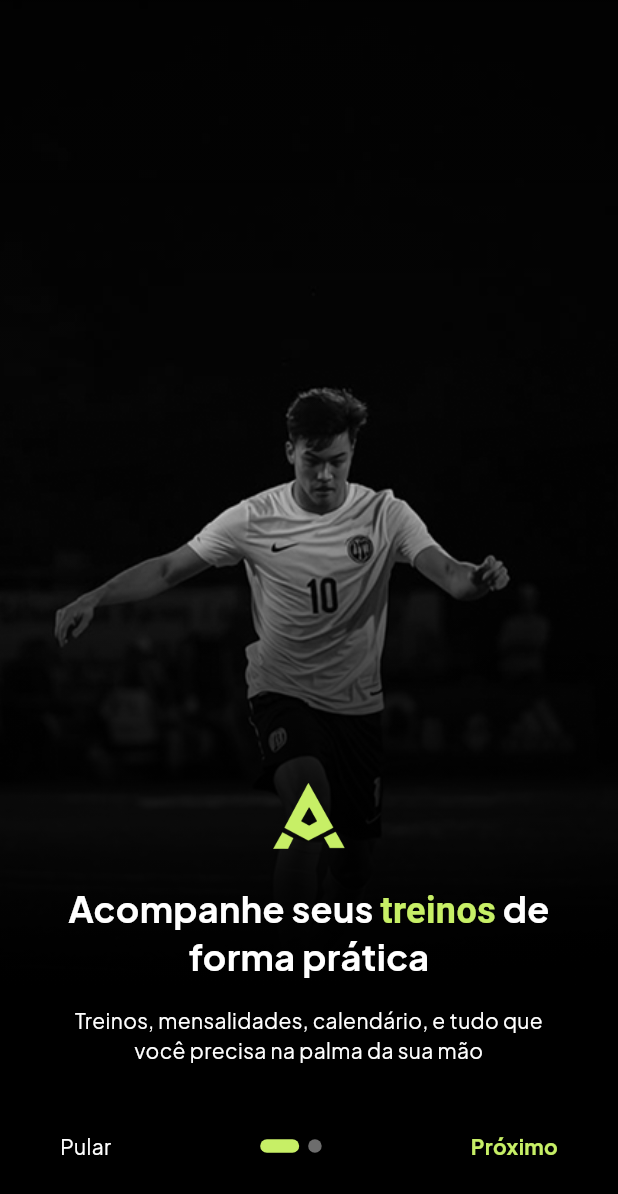
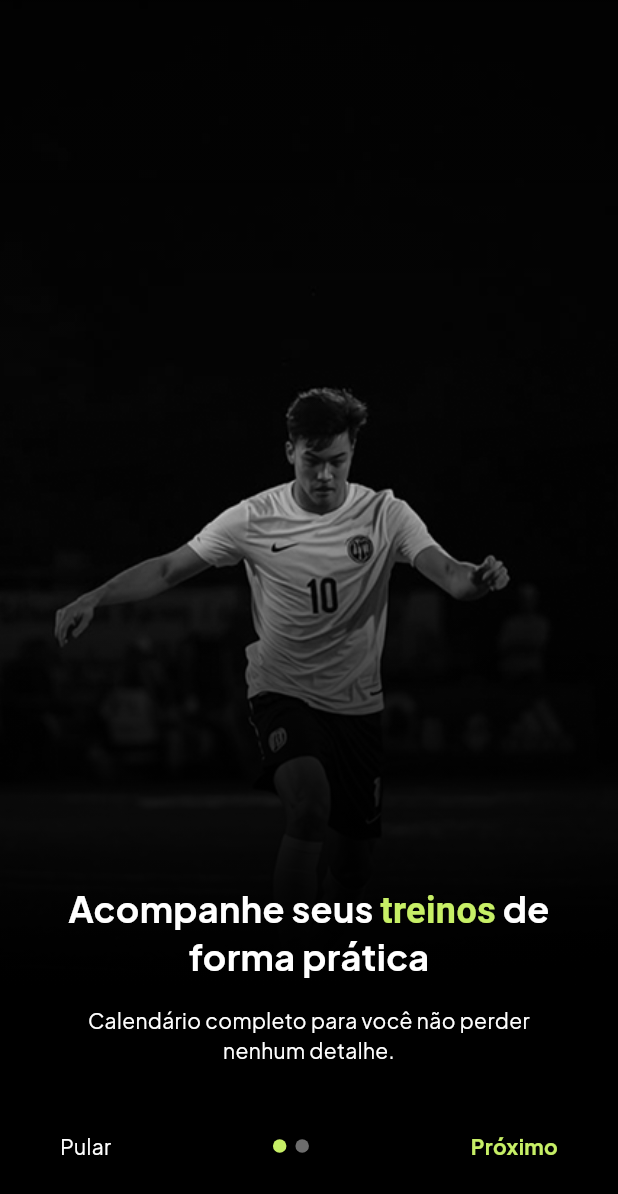
Before and after one commit to northstacktech-ops/athletto-v2, a Flutter app: the screen it shows after launch, on a phone screen of 412 x 824 dp. Shown: the top 1194 px of the screen. Run offline on Flutter 3.47's test engine with Material 3 defaults, Android fonts, the phone set to English and light mode, and no system bars; our stand-ins replace flutter_secure_storage, google_fonts, image_cropper, image_picker; project files that could hold a hidden picture were left out.

Commit message:
fix(app): splash, onboarding, headers roláveis, foto e ajustes de layout
- splash: logo lime sobre fundo escuro (remove Lottie com marca d'água que
  ficava minúsculo no artboard 16:9).
- onboarding: texto por slide (treinos / mensalidades), arrasto por toque e
  mouse (PageView com dragDevices), sem logo, dots iguais.
- cpf/auth: foto do herói em cover ancorada no topo + painel maior (~50%).
- home e perfil: header lime agora rola junto com o conteúdo (estava fixo) e
  ganhou borda inferior arredondada (8px).
- foto de perfil: define content-type explícito no upload (evita 400 por
  octet-stream) e passa a exibir a mensagem real do servidor em caso de erro
  (http_parser adicionado).

Co-Authored-By: Claude Opus 4.8 <noreply@anthropic.com>

```diff
--- a/athletto-atleta/lib/screens/cpf_screen.dart
+++ b/athletto-atleta/lib/screens/cpf_screen.dart
@@ -104,7 +104,7 @@ class _CpfScreenState extends State<CpfScreen> {
   @override
   Widget build(BuildContext context) {
     return AuthScaffold(
-      heroFraction: 0.40,
+      heroFraction: 0.50,
       sheet: Form(
         key: _formKey,
         child: Column(
@@ -207,8 +207,8 @@ class AuthScaffold extends StatelessWidget {
                           padding: EdgeInsets.only(top: topInset + 8),
                           child: Image.asset(
                             'assets/img/hero-runner.png',
-                            fit: BoxFit.contain,
-                            alignment: Alignment.bottomCenter,
+                            fit: BoxFit.cover,
+                            alignment: Alignment.topCenter,
                           ),
                         ),
                       ],
--- a/athletto-atleta/lib/screens/onboarding_screen.dart
+++ b/athletto-atleta/lib/screens/onboarding_screen.dart
@@ -1,3 +1,4 @@
+import 'package:flutter/gestures.dart';
 import 'package:flutter/material.dart';
 import 'package:flutter/services.dart';
 
@@ -16,9 +17,25 @@ class OnboardingScreen extends StatefulWidget {
 }
 
 class _OnboardingScreenState extends State<OnboardingScreen> {
-  static const _slides = <String>[
-    'assets/img/onboarding-soccer.png',
-    'assets/img/onboarding-volley.png',
+  static const _slides = <_SlideData>[
+    _SlideData(
+      image: 'assets/img/onboarding-soccer.png',
+      titulo: [
+        TextSpan(text: 'Acompanhe seus '),
+        TextSpan(text: 'treinos', style: TextStyle(color: AppColors.lime)),
+        TextSpan(text: ' de forma prática'),
+      ],
+      subtitulo: 'Calendário completo para você não perder nenhum detalhe.',
+    ),
+    _SlideData(
+      image: 'assets/img/onboarding-volley.png',
+      titulo: [
+        TextSpan(text: 'Tudo o que você precisa na palma da mão'),
+      ],
+      subtitulo:
+          'Consulte suas mensalidades, recibos e comunicados da equipe de '
+          'maneira rápida e sem complicação.',
+    ),
   ];
 
   final _controller = PageController();
@@ -73,10 +90,11 @@ class _OnboardingScreenState extends State<OnboardingScreen> {
             // Foto de fundo que desliza com o carrossel.
             PageView.builder(
               controller: _controller,
+              scrollBehavior: _DragScrollBehavior(),
               itemCount: _slides.length,
               onPageChanged: (i) => setState(() => _index = i),
               itemBuilder: (_, i) => Image.asset(
-                _slides[i],
+                _slides[i].image,
                 fit: BoxFit.cover,
                 alignment: Alignment.topCenter,
               ),
@@ -109,13 +127,6 @@ class _OnboardingScreenState extends State<OnboardingScreen> {
                     child: Column(
                       crossAxisAlignment: CrossAxisAlignment.stretch,
                       children: [
-                        Center(
-                          child: Image.asset(
-                            'assets/img/logo.png',
-                            height: 44,
-                          ),
-                        ),
-                        const SizedBox(height: 24),
                         Text.rich(
                           TextSpan(
                             style: AppText.custom(
@@ -123,20 +134,13 @@ class _OnboardingScreenState extends State<OnboardingScreen> {
                                 weight: FontWeight.w700,
                                 color: AppColors.white,
                                 height: 1.25),
-                            children: const [
-                              TextSpan(text: 'Acompanhe seus '),
-                              TextSpan(
-                                  text: 'treinos',
-                                  style: TextStyle(color: AppColors.lime)),
-                              TextSpan(text: ' de forma prática'),
-                            ],
+                            children: _slides[_index].titulo,
                           ),
                           textAlign: TextAlign.center,
                         ),
                         const SizedBox(height: 18),
                         Text(
-                          'Treinos, mensalidades, calendário, e tudo que você '
-                          'precisa na palma da sua mão',
+                          _slides[_index].subtitulo,
                           textAlign: TextAlign.center,
                           style: AppText.custom(
                               size: 14,
@@ -180,6 +184,30 @@ class _OnboardingScreenState extends State<OnboardingScreen> {
   }
 }
 
+/// Conteúdo de um slide do onboarding: imagem de fundo + título e subtítulo.
+/// Permite arrastar o carrossel com toque E mouse/trackpad — no web/desktop o
+/// mouse não arrasta scrollables por padrão.
+class _DragScrollBehavior extends MaterialScrollBehavior {
+  @override
+  Set<PointerDeviceKind> get dragDevices => {
+        PointerDeviceKind.touch,
+        PointerDeviceKind.mouse,
+        PointerDeviceKind.trackpad,
+        PointerDeviceKind.stylus,
+      };
+}
+
+class _SlideData {
+  final String image;
+  final List<TextSpan> titulo;
+  final String subtitulo;
+  const _SlideData({
+    required this.image,
+    required this.titulo,
+    required this.subtitulo,
+  });
+}
+
 class _Dots extends StatelessWidget {
   final int count;
   final int index;
@@ -201,7 +229,7 @@ class _Dots extends StatelessWidget {
               duration: const Duration(milliseconds: 500),
               curve: kAthlettoEase,
               height: 9,
-              width: active ? 26 : 9,
+              width: 9,
               decoration: BoxDecoration(
                 color: active ? AppColors.lime : const Color(0x80D9D9D9),
                 borderRadius: BorderRadius.circular(999),
--- a/athletto-atleta/pubspec.yaml
+++ b/athletto-atleta/pubspec.yaml
@@ -16,6 +16,7 @@ dependencies:
   flutter:
     sdk: flutter
   http: ^1.2.0
+  http_parser: ^4.0.2
   flutter_secure_storage: ^9.2.2
   intl: ^0.19.0
   url_launcher: ^6.3.0
```
Also changed, not shown: athletto-atleta/lib/screens/home_tab.dart (+22 -20 lines), athletto-atleta/lib/screens/perfil_tab.dart (+15 -7 lines), athletto-atleta/lib/screens/splash_screen.dart (+9 -11 lines), athletto-atleta/lib/services/api.dart (+27 -4 lines), athletto-atleta/pubspec.lock.
